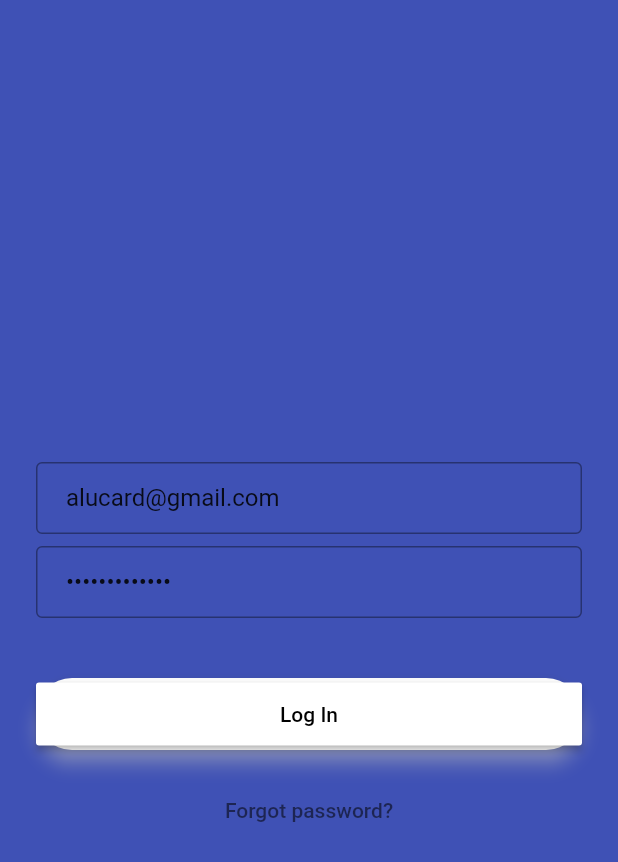
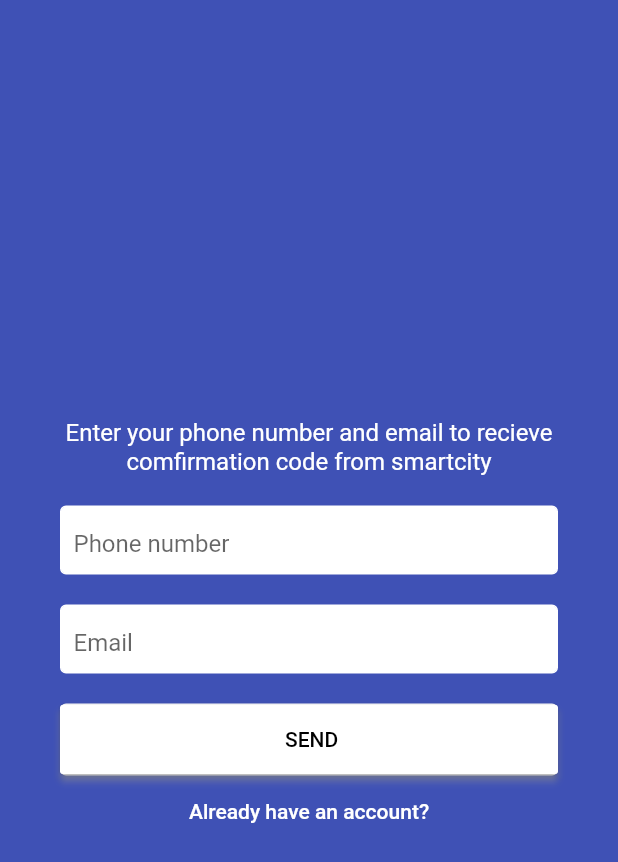
Before and after one commit to mopilo/smart-City, a Flutter app: the screen it shows after launch, on a phone screen of 412 x 824 dp. Shown: the top 862 px of the screen. Run offline on Flutter 3.47's test engine with Material 2 defaults, Android fonts, the phone set to English and light mode, and no system bars.

Commit message:
fix bug on styling

```diff
--- a/lib/screens/auth/start.dart
+++ b/lib/screens/auth/start.dart
@@ -6,53 +6,72 @@ class WelcomePage extends StatefulWidget{
 }
 
 class _WelcomePageState extends State<WelcomePage>{
+
+  final TextEditingController _number = new TextEditingController();
+  final TextEditingController _email = new TextEditingController();
+
   @override
   Widget build(BuildContext context) {
     // TODO: implement build
-    final email = TextFormField(
+    Widget email() => new Container(
+    alignment: new Alignment(0.5, 0.5),
+    height: 46.0,
+    margin: const EdgeInsets.only(left: 40.0,right: 40.0,bottom: 20.0),
+    padding: const EdgeInsets.symmetric(vertical: 8.0, horizontal: 8.0),
+        decoration:
+            new BoxDecoration(
+                borderRadius: new BorderRadius.all(const Radius.circular(4.0)),
+                border: new Border.all(color: Colors.white),
+                color: Colors.white
+              ),
+        child: new TextField(
+          controller: _email,
+          decoration: new InputDecoration.collapsed(hintText: "Email"),
           keyboardType: TextInputType.emailAddress,
-      autofocus: false,
-      initialValue: 'alucard@gmail.com',
-      decoration: InputDecoration(
-        hintText: 'Email',
-        contentPadding: EdgeInsets.fromLTRB(20.0, 10.0, 20.0, 10.0),
-        border: OutlineInputBorder(borderRadius: BorderRadius.circular(4.0)),
         ),
       );
 
-    final password = TextFormField(
-      autofocus: false,
-      initialValue: 'some password',
-      obscureText: true,
-      decoration: InputDecoration(
-        hintText: 'Password',
-        contentPadding: EdgeInsets.fromLTRB(20.0, 10.0, 20.0, 10.0),
-        border: OutlineInputBorder(borderRadius: BorderRadius.circular(4.0)),
+Widget number() => new Container(
+    alignment: new Alignment(0.5, 0.5),
+    height: 46.0,
+    margin: const EdgeInsets.only(left: 40.0,right: 40.0,bottom: 20.0),
+    padding: const EdgeInsets.symmetric(vertical: 8.0, horizontal: 8.0),
+        decoration:
+            new BoxDecoration(
+                borderRadius: new BorderRadius.all(const Radius.circular(4.0)),
+                border: new Border.all(color: Colors.white),
+                color: Colors.white
+              ),
+        child: new TextField(
+          controller: _number,
+          decoration: new InputDecoration.collapsed(hintText: "Phone number"),
+          keyboardType: TextInputType.phone,
         ),
       );
 
     final loginButton = Padding(
-      padding: EdgeInsets.symmetric(vertical: 16.0),
+      // padding: EdgeInsets.symmetric(vertical: 16.0),
+      padding: EdgeInsets.only(left: 40.0, right: 40.0),
       child: Material(
-        borderRadius: BorderRadius.circular(30.0),
+        borderRadius: BorderRadius.circular(4.0),
         shadowColor: Colors.white,
-        elevation: 5.0,
+        elevation: 2.0,
         child: MaterialButton(
-          minWidth: 200.0,
-          height: 42.0,
+          minWidth: 400.0,
+          height: 46.0,
           onPressed: () {
-            // Navigator.of(context).pushNamed(HomePage.tag);
+          Navigator.of(context).pushReplacementNamed("/confirm");
           },
           color: Colors.white,
-          child: Text('Log In', style: TextStyle(color: Colors.black)),
+          child: Text(' SEND', style: TextStyle(color: Colors.black)),
         ),
       ),
     );
 
     final forgotLabel = FlatButton(
       child: Text(
-        'Forgot password?',
-        style: TextStyle(color: Colors.black54),
+        'Already have an account?',
+        style: TextStyle(color: Colors.white),
       ),
       onPressed: () {},
     );
@@ -60,19 +79,24 @@ class _WelcomePageState extends State<WelcomePage>{
     return Scaffold(
       backgroundColor: Colors.indigo,
       body: Center(
-        child: ListView(
-          shrinkWrap: true,
-          padding: EdgeInsets.only(left: 24.0, right: 24.0),
+        child: new Column(
+          mainAxisAlignment: MainAxisAlignment.center,
+            crossAxisAlignment: CrossAxisAlignment.center,
+
          children: <Widget>[
-            SizedBox(height: 48.0),
-            email,
-            SizedBox(height: 8.0),
-            password,
-            SizedBox(height: 24.0),
+           Padding(
+             padding: EdgeInsets.all(20.0),
+             child: Text('Enter your phone number and email to recieve comfirmation code from smartcity',
+              style: TextStyle(fontSize: 16.0, color: Colors.white),
+              textAlign: TextAlign.center,
+            )
+           ),
+           number(),
+           email(),
            loginButton,
            forgotLabel
-          ],
-        ),
+         ]
+        )
       ),
     );
   }
```
Lines whose indentation alone changed are shown as unchanged.
